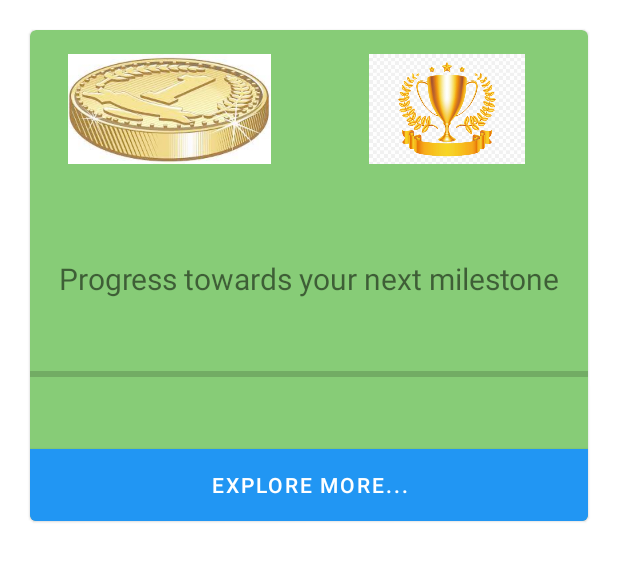
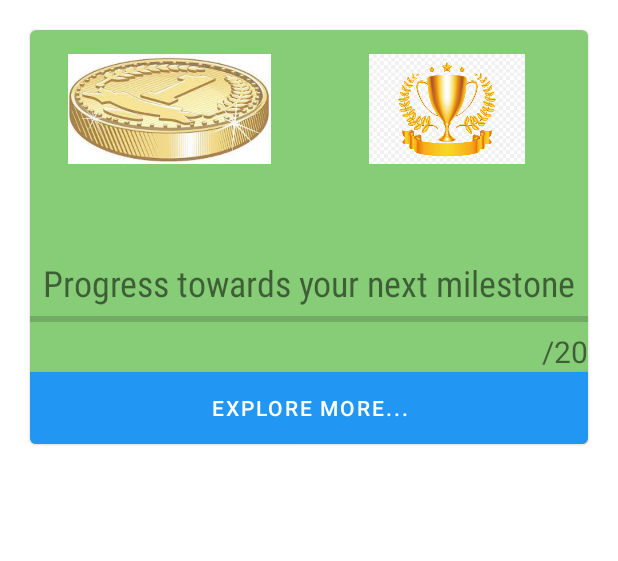
Before and after one commit to nperryUMD/CMSC436-Final-Project, an Android app: the layout game_bin.xml on its own in the app's theme, with its tools: preview values and no code run, on a phone screen of 412 x 824 dp. Shown: the top 561 px of the screen. Run offline under Robolectric (Android 15) with nearby library versions, the phone set to English and light mode, and no system bars.

Commit message:
Game Progress bar

```diff
--- a/app/src/main/java/com/example/composting/mainScroll/RecyclerViewAdapter.kt
+++ b/app/src/main/java/com/example/composting/mainScroll/RecyclerViewAdapter.kt
@@ -117,6 +117,8 @@ class RecyclerViewAdapter(context: Context, list: ArrayList<Data>) :
         RecyclerView.ViewHolder(itemView) {
         var coins: TextView = itemView.findViewById(R.id.coinCountText)
         var trophies: TextView = itemView.findViewById(R.id.trophyCountText)
+        var percentageText: TextView = itemView.findViewById(R.id.milestonePercentageText)
+        var fractionText: TextView = itemView.findViewById(R.id.milestoneFractionText)
         var milestone: ProgressBar = itemView.findViewById(R.id.mileStoneProgressBar)
         var btn: Button = itemView.findViewById(R.id.gameCardBtn)
         fun bind(position: Int) {
@@ -125,6 +127,8 @@ class RecyclerViewAdapter(context: Context, list: ArrayList<Data>) :
                 coins.text = "5"
                 trophies.text = "10"
                 milestone.progress = 50
+                percentageText.text = "50%"
+                fractionText.text = "10/20"
                 btn.setOnClickListener(){
                     itemView.findNavController().navigate(R.id.gameMainScreen);
                 }
--- a/app/src/main/res/layout/game_bin.xml
+++ b/app/src/main/res/layout/game_bin.xml
@@ -96,18 +96,41 @@
             android:orientation="vertical">
 
             <TextView
-                android:id="@+id/textView2"
+                android:id="@+id/milestoneProgressTitleText"
                 android:layout_width="match_parent"
                 android:layout_height="wrap_content"
-                android:text="Progress towards your next milestone"
+                android:fontFamily="sans-serif-condensed"
+                android:text="@string/progress_towards_your_next_milestone"
                 android:textAlignment="center"
-                android:textSize="20sp" />
+                android:textSize="24sp" />
 
             <ProgressBar
                 android:id="@+id/mileStoneProgressBar"
                 style="@android:style/Widget.DeviceDefault.Light.ProgressBar.Horizontal"
                 android:layout_width="match_parent"
-                android:layout_height="100dp" />
+                android:layout_height="wrap_content" />
+
+            <LinearLayout
+                android:layout_width="match_parent"
+                android:layout_height="match_parent"
+                android:orientation="horizontal">
+
+                <TextView
+                    android:id="@+id/milestonePercentageText"
+                    android:layout_width="wrap_content"
+                    android:layout_height="wrap_content"
+                    android:layout_weight="1"
+                    android:textSize="20sp" />
+
+                <TextView
+                    android:id="@+id/milestoneFractionText"
+                    android:layout_width="wrap_content"
+                    android:layout_height="wrap_content"
+                    android:layout_weight="1"
+                    android:text="/20"
+                    android:textAlignment="textEnd"
+                    android:textSize="20sp" />
+            </LinearLayout>
         </LinearLayout>
 
         <Button
--- a/app/src/main/res/values/strings.xml
+++ b/app/src/main/res/values/strings.xml
@@ -21,4 +21,5 @@
     <string name="compost_added">has been added to your compost bin!</string>
     <!-- TODO: Remove or change this placeholder text -->
     <string name="hello_blank_fragment">Hello blank fragment</string>
+    <string name="progress_towards_your_next_milestone">Progress towards your next milestone</string>
 </resources>
```
Also changed, not shown: app/src/main/java/com/example/composting/gameScreens/GameMainScreen.kt (+0 -37 lines).
